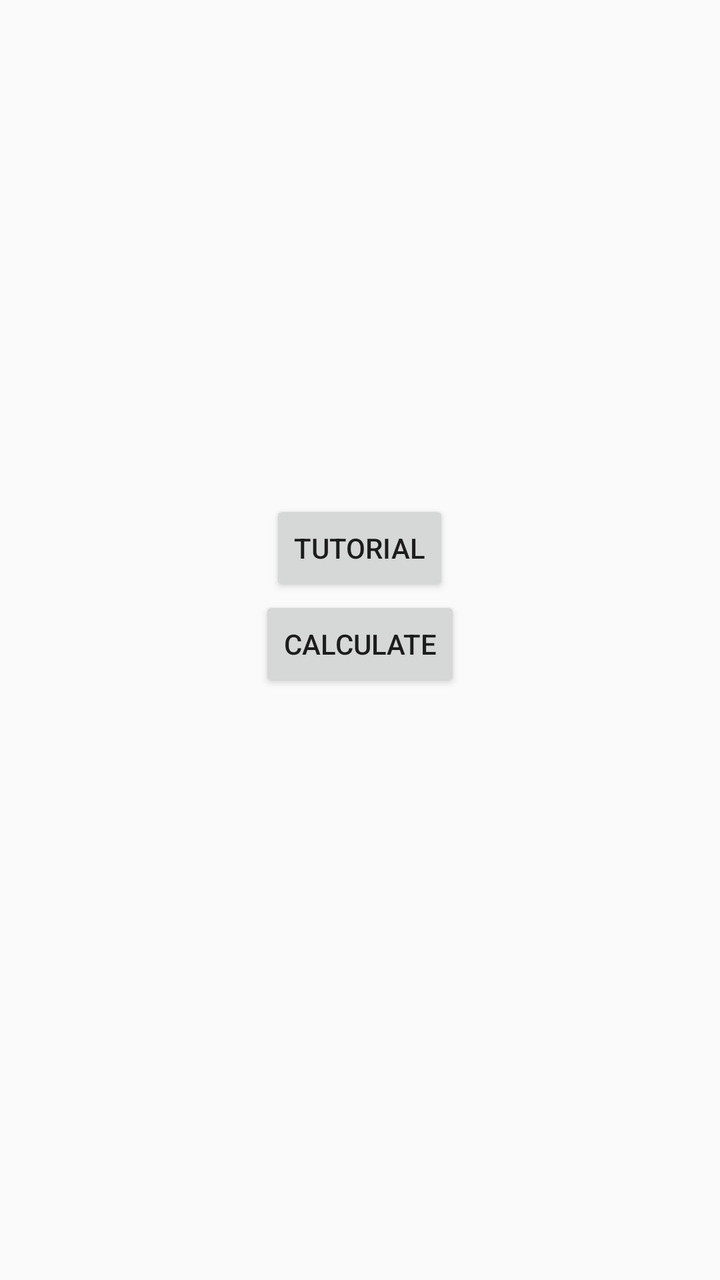
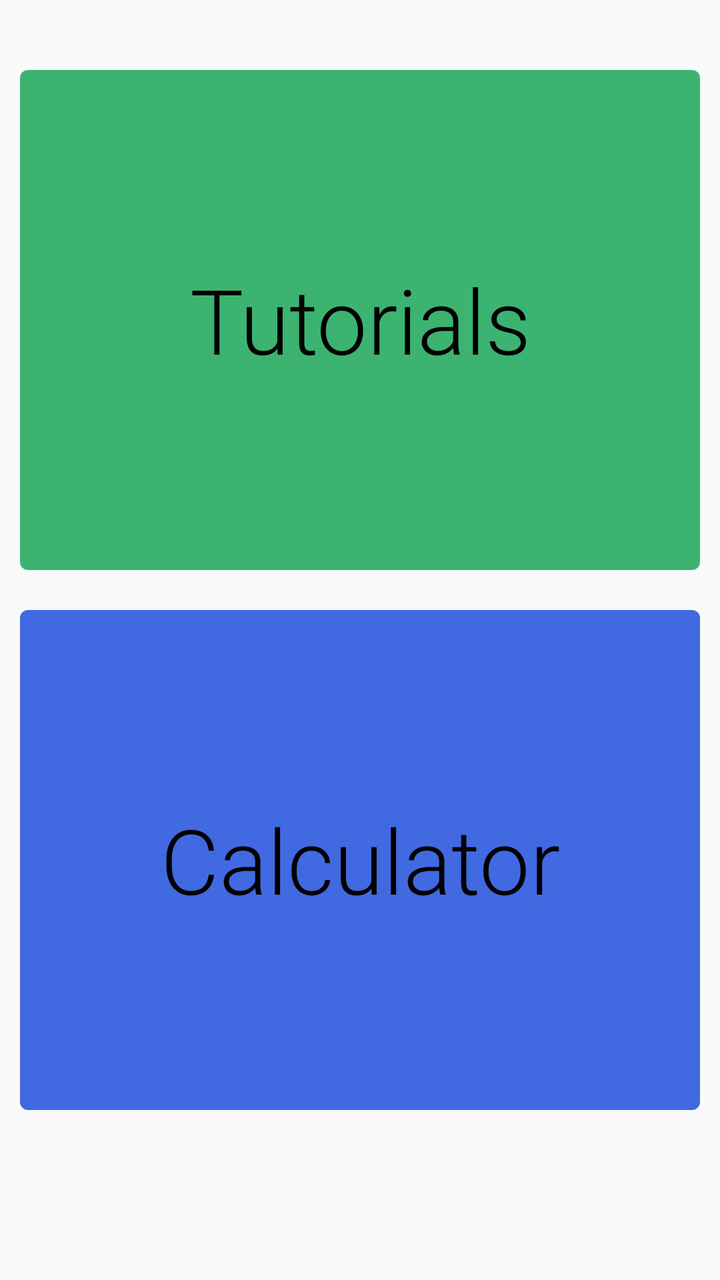

Compare the two renders of this Android layout. The source of the first and the diff that turns it into the second are given below.
<!-- AndroidManifest.xml: application theme Theme.AppCompat.Light.NoActionBar -->
<!-- res/layout/activity_switch.xml -->
<?xml version="1.0" encoding="utf-8"?>
<LinearLayout xmlns:android="http://schemas.android.com/apk/res/android"
    xmlns:app="http://schemas.android.com/apk/res-auto"
    xmlns:tools="http://schemas.android.com/tools"
    android:layout_width="match_parent"
    android:layout_height="match_parent"
    android:orientation="vertical"
    tools:context="com.example.spikee.mad_cpu.Switch">

    <Button
        android:id="@+id/tutorial"
        android:layout_marginTop="250dp"
        android:layout_width="wrap_content"
        android:layout_height="wrap_content"
        android:layout_gravity="center"
        android:text="Tutorial"/>
    <Button
        android:id="@+id/calc"
        android:layout_width="wrap_content"
        android:layout_height="wrap_content"
        android:layout_gravity="center"
        android:text="Calculate"/>


</LinearLayout>
<!-- resources referenced by this layout -->
<resources>

</resources>

<!-- the commit's change to res/layout/activity_switch.xml (unified diff, before → after) -->
@@ -2,24 +2,59 @@
 <LinearLayout xmlns:android="http://schemas.android.com/apk/res/android"
     xmlns:app="http://schemas.android.com/apk/res-auto"
     xmlns:tools="http://schemas.android.com/tools"
+    android:orientation="vertical"
     android:layout_width="match_parent"
     android:layout_height="match_parent"
-    android:orientation="vertical"
-    tools:context="com.example.spikee.mad_cpu.Switch">
-
-    <Button
-        android:id="@+id/tutorial"
-        android:layout_marginTop="250dp"
-        android:layout_width="wrap_content"
-        android:layout_height="wrap_content"
-        android:layout_gravity="center"
-        android:text="Tutorial"/>
-    <Button
-        android:id="@+id/calc"
-        android:layout_width="wrap_content"
-        android:layout_height="wrap_content"
-        android:layout_gravity="center"
-        android:text="Calculate"/>
-
+    tools:context=".Select"
+    android:paddingTop="25dp">
+    <android.support.v7.widget.CardView
+        android:layout_width="match_parent"
+        android:layout_height="250dp"
+        xmlns:cardview="http://schemas.android.com/apk/res-auto"
+        android:layout_margin="10dp"
+        cardview:cardCornerRadius="4dp">
+        <RelativeLayout
+            android:layout_width="match_parent"
+            android:orientation="vertical"
+            android:background="#3cb371"
+            android:layout_height="match_parent">
+            <TextView
+                android:id="@+id/tutorial"
+                android:textColor="#000"
+                android:layout_centerInParent="true"
+                android:gravity="center"
+                android:textSize="45dp"
+                android:fontFamily="sans-serif-light"
+                android:layout_marginBottom="1dp"
+                android:layout_width="match_parent"
+                android:layout_height="match_parent"
+                android:text="Tutorials"/>
+        </RelativeLayout>
+    </android.support.v7.widget.CardView>
+    <android.support.v7.widget.CardView
+        android:layout_width="match_parent"
+        android:layout_height="250dp"
+        xmlns:cardview="http://schemas.android.com/apk/res-auto"
+        android:layout_margin="10dp"
+        cardview:cardCornerRadius="4dp">
+        <RelativeLayout
+            android:layout_width="match_parent"
+            android:orientation="vertical"
+            android:background="#4169e1"
+            android:layout_height="match_parent">
+            <TextView
+                android:id="@+id/calc"
+                android:textColor="#000"
+                android:layout_marginTop="2dp"
+                android:layout_centerInParent="true"
+                android:gravity="center"
+                android:textSize="45dp"
+                android:fontFamily="sans-serif-light"
+                android:layout_marginBottom="1dp"
+                android:layout_width="match_parent"
+                android:layout_height="match_parent"
+                android:text="Calculator"/>
+        </RelativeLayout>
+    </android.support.v7.widget.CardView>
 
 </LinearLayout>
